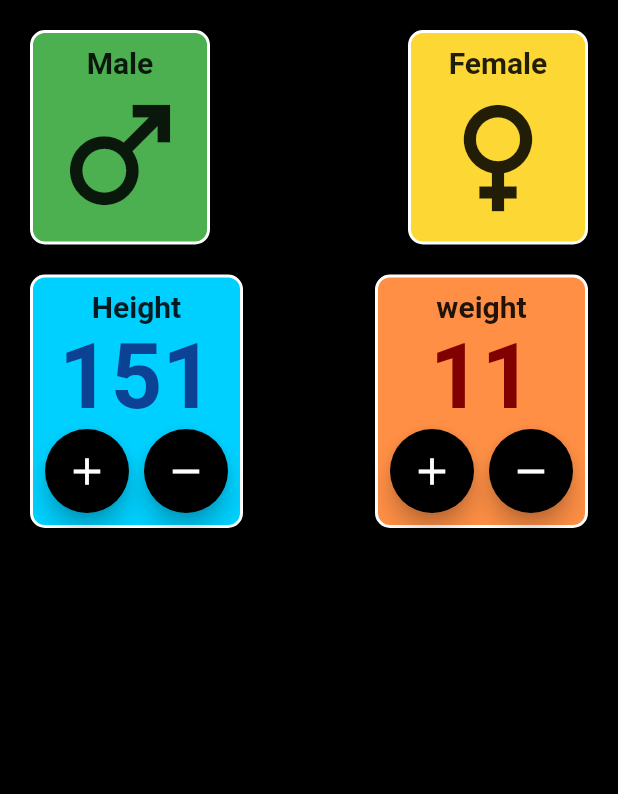
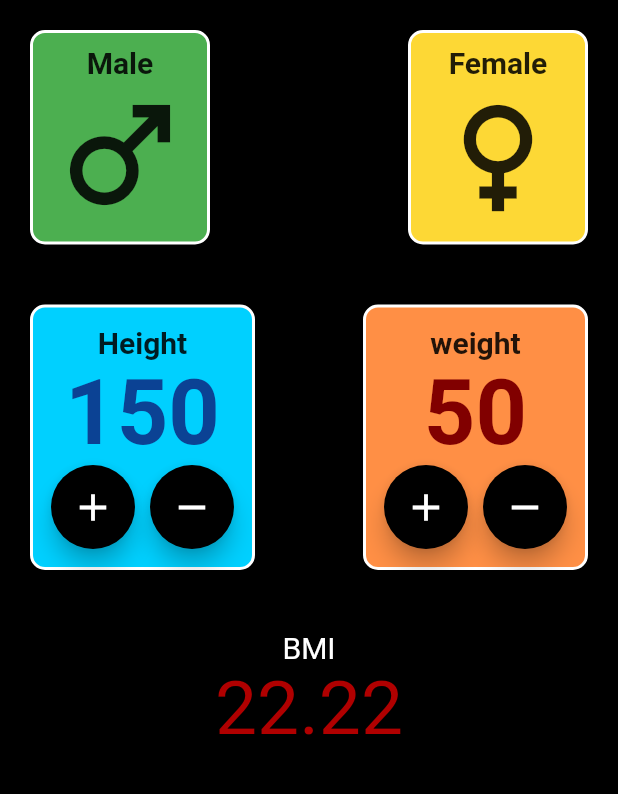
Before and after one commit to Thambara-20/Health-Pro, a Flutter app: the screen it shows after launch, on a phone screen of 412 x 824 dp, the part 84-878 px from its top. Run offline on Flutter 3.47's test engine with Material 2 defaults, Android fonts, the phone set to English and light mode, and no system bars.

Commit message:
calculation included

```diff
--- /dev/null
+++ b/bmicalculator/lib/constants.dart
@@ -0,0 +1,20 @@
+
+import 'package:flutter/material.dart';
+
+
+
+const kweightStyle = TextStyle(
+  fontSize: 60,
+  color: Color.fromARGB(255, 129, 0, 0),
+  fontWeight: FontWeight.bold,
+);
+
+const kHeightStyle = TextStyle(
+  fontSize: 60,
+  color: Color.fromARGB(255, 11, 66, 148),
+  fontWeight: FontWeight.bold,
+);
+
+const kborderColor = Colors.white;
+const kbuttonColor = Colors.black;
+const koutputColor = Color.fromARGB(255, 176, 0, 0);
--- a/bmicalculator/lib/main_page.dart
+++ b/bmicalculator/lib/main_page.dart
@@ -1,3 +1,4 @@
+import 'package:bmicalculator/constants.dart';
 import 'package:flutter/material.dart';
 
 class MainPage extends StatefulWidget {
@@ -8,18 +9,24 @@ class MainPage extends StatefulWidget {
 }
 
 class _MainPageState extends State<MainPage> {
+  int height = 150;
+  int weight = 50;
+
+  late double bmi = calculateBMI(height:height,weight:weight);
+
+
   @override
   Widget build(BuildContext context) {
     return Scaffold(
         appBar: AppBar(
-          title: Text(
+          title: const Text(
             'BMI Calculator',
             style: TextStyle(color: Colors.black),
           ),
         ),
         body: SafeArea(
           child: Container(
-            color: Color.fromARGB(255, 0, 0, 0),
+            color: const Color.fromARGB(255, 0, 0, 0),
             child: Column(children: [
               Row(
                 children: [
@@ -29,9 +36,8 @@ class _MainPageState extends State<MainPage> {
                           decoration: BoxDecoration(
                               color: Colors.green[500],
                               borderRadius: BorderRadius.circular(10),
-                              border: Border.all(
-                                  color: Color.fromARGB(255, 255, 255, 255),
-                                  width: 2.0)),
+                              border:
+                                  Border.all(color: kborderColor, width: 2.0)),
                           margin: const EdgeInsets.only(top: 20, left: 20),
                           child: Padding(
                             padding: const EdgeInsets.all(8.0),
@@ -58,9 +64,8 @@ class _MainPageState extends State<MainPage> {
                           decoration: BoxDecoration(
                               color: Colors.yellow[600],
                               borderRadius: BorderRadius.circular(10),
-                              border: Border.all(
-                                  color: Color.fromARGB(255, 255, 255, 255),
-                                  width: 2.0)),
+                              border:
+                                  Border.all(color: kborderColor, width: 2.0)),
                           margin: const EdgeInsets.only(
                               top: 20, left: 20, right: 20),
                           child: Padding(
@@ -83,6 +88,7 @@ class _MainPageState extends State<MainPage> {
                   ),
                 ],
               ),
+              const SizedBox(height: 20),
               Row(
                 children: [
                   Column(
@@ -92,13 +98,13 @@ class _MainPageState extends State<MainPage> {
                               color: Color.fromARGB(255, 0, 208, 255),
                               borderRadius: BorderRadius.circular(10),
                               border: Border.all(
-                                color: Color.fromARGB(255, 255, 255,
-                                    255), // Set the border color here
+                                color:
+                                    kborderColor, // Set the border color here
                                 width: 2.0,
                               )),
                           margin: const EdgeInsets.only(top: 20, left: 20),
                           child: Padding(
-                            padding: const EdgeInsets.all(8.0),
+                            padding: const EdgeInsets.all(12.0),
                             child: Column(children: [
                               const Text(
                                 'Height',
@@ -107,26 +113,29 @@ class _MainPageState extends State<MainPage> {
                                   fontWeight: FontWeight.bold,
                                 ),
                               ),
-                              const Text(
-                                '151',
-                                style: TextStyle(
-                                  fontSize: 60,
-                                  color: Color.fromARGB(255, 11, 66, 148),
-                                  fontWeight: FontWeight.bold,
-                                ),
-                              ),
+                              Text('${height}', style: kHeightStyle),
                               Row(
-                                children: const [
+                                children: [
                                   FloatingActionButton(
-                                      onPressed: null,
-                                      backgroundColor: Colors.black,
+                                      onPressed: () {
+                                        setState(() {
+                                          height++;
+                                          bmi = calculateBMI(height: height, weight: weight);
+                                        });
+                                      },
+                                      backgroundColor: kbuttonColor,
                                       child: Icon(Icons.add, size: 30)),
-                                  const SizedBox( width:10)
-                                ,
+                                  const SizedBox(width: 10),
                                   FloatingActionButton(
-                                    onPressed: null,
-                                    backgroundColor: Colors.black,
-                                    child: Icon(Icons.remove, size: 30),
+                                    onPressed: () {
+                                      setState(() {
+                                        if (height >100)
+                                             height--;
+                                             bmi = calculateBMI(height: height, weight: weight);
+                                      });
+                                    },
+                                    backgroundColor: kbuttonColor,
+                                    child: const Icon(Icons.remove, size: 30),
                                   )
                                 ],
                               )
@@ -139,15 +148,14 @@ class _MainPageState extends State<MainPage> {
                     children: [
                       Container(
                         decoration: BoxDecoration(
-                            color: Color.fromARGB(255, 255, 143, 69),
+                            color: const Color.fromARGB(255, 255, 143, 69),
                             borderRadius: BorderRadius.circular(10),
-                            border: Border.all(
-                                color: Color.fromARGB(255, 255, 255, 255),
-                                width: 2.0)),
+                            border:
+                                Border.all(color: kborderColor, width: 2.0)),
                         margin:
                             const EdgeInsets.only(top: 20, left: 20, right: 20),
                         child: Padding(
-                            padding: const EdgeInsets.all(8.0),
+                            padding: const EdgeInsets.all(12.0),
                             child: Column(
                               children: [
                                 const Text(
@@ -157,26 +165,28 @@ class _MainPageState extends State<MainPage> {
                                     fontWeight: FontWeight.bold,
                                   ),
                                 ),
-                                const Text(
-                                  '11',
-                                  style: TextStyle(
-                                    fontSize: 60,
-                                    color: Color.fromARGB(255, 129, 0, 0),
-                                    fontWeight: FontWeight.bold,
-                                  ),
-                                ),
+                                Text('${weight}', style: kweightStyle),
                                 Row(
-                                children: const [
+                                  children: [
                                     FloatingActionButton(
-                                      onPressed: null,
-                                      backgroundColor: Colors.black,
-                                      child: Icon(Icons.add, size: 30)),
-                                  const SizedBox( width:10)
-                                ,
+                                        onPressed: () {
+                                          setState(() {
+                                            weight++;
+                                            bmi = calculateBMI(height: height, weight: weight);
+                                          });
+                                        },
+                                        backgroundColor: kbuttonColor,
+                                        child: const Icon(Icons.add, size: 30)),
+                                    const SizedBox(width: 10),
                                     FloatingActionButton(
-                                    onPressed: null,
-                                    backgroundColor: Colors.black,
-                                    child: Icon(Icons.remove, size: 30),
+                                      onPressed: () {
+                                        setState(() {
+                                          if (weight>1) weight--;
+                                          bmi = calculateBMI(height: height, weight: weight);
+                                        });
+                                      },
+                                      backgroundColor: kbuttonColor,
+                                      child: const Icon(Icons.remove, size: 30),
                                     )
                                   ],
                                 )
@@ -187,8 +197,30 @@ class _MainPageState extends State<MainPage> {
                   ),
                 ],
               ),
+              const SizedBox(height: 40),
+              Column(
+                mainAxisAlignment: MainAxisAlignment.center,
+                mainAxisSize: MainAxisSize.max,
+                crossAxisAlignment: CrossAxisAlignment.center,
+                children:  [
+                  const Text(
+                    'BMI',
+                    style: TextStyle(
+                        fontSize: 20,
+                        color: Color.fromARGB(255, 255, 255, 255)),
+                  ),
+                  Text(
+                    '${bmi.toStringAsFixed(2)}',
+                    style: TextStyle(fontSize: 50, color: koutputColor),
+                  )
+                ],
+              ),
             ]),
           ),
         ));
   }
+
+  double calculateBMI( { required int  height, required int weight}) {
+    return weight /(height * height)* 10000;
   }
+}
```
Lines whose indentation alone changed are shown as unchanged.
